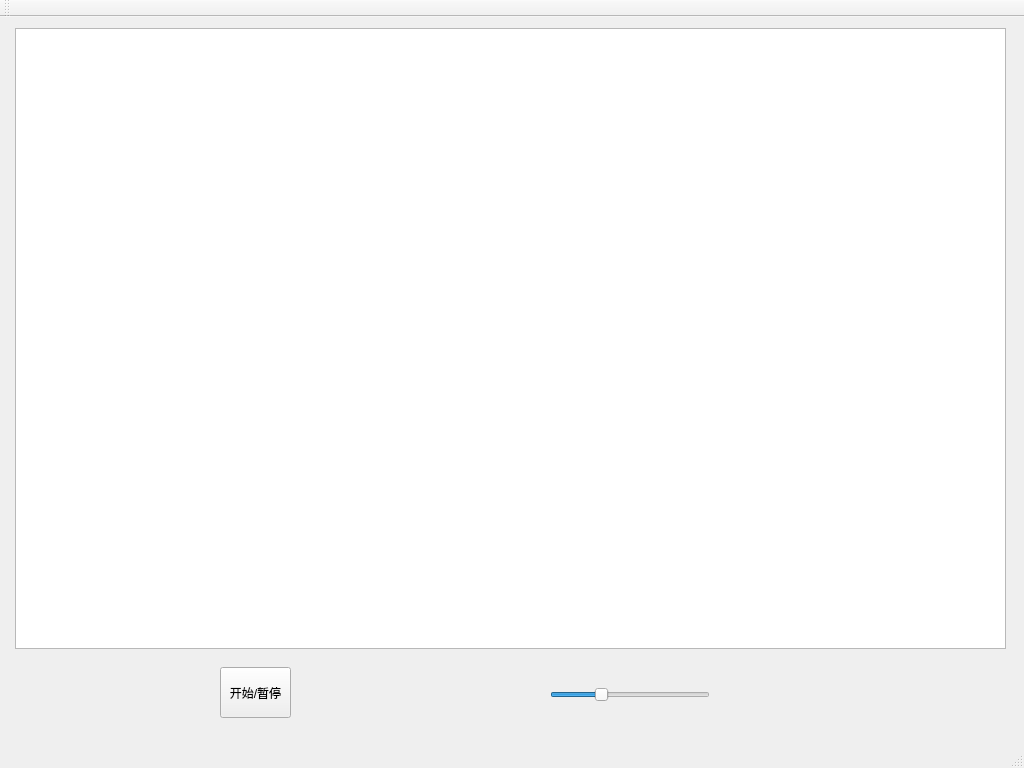
U5TCC55H/Elevator, file mainwindow.ui: the form before one commit.
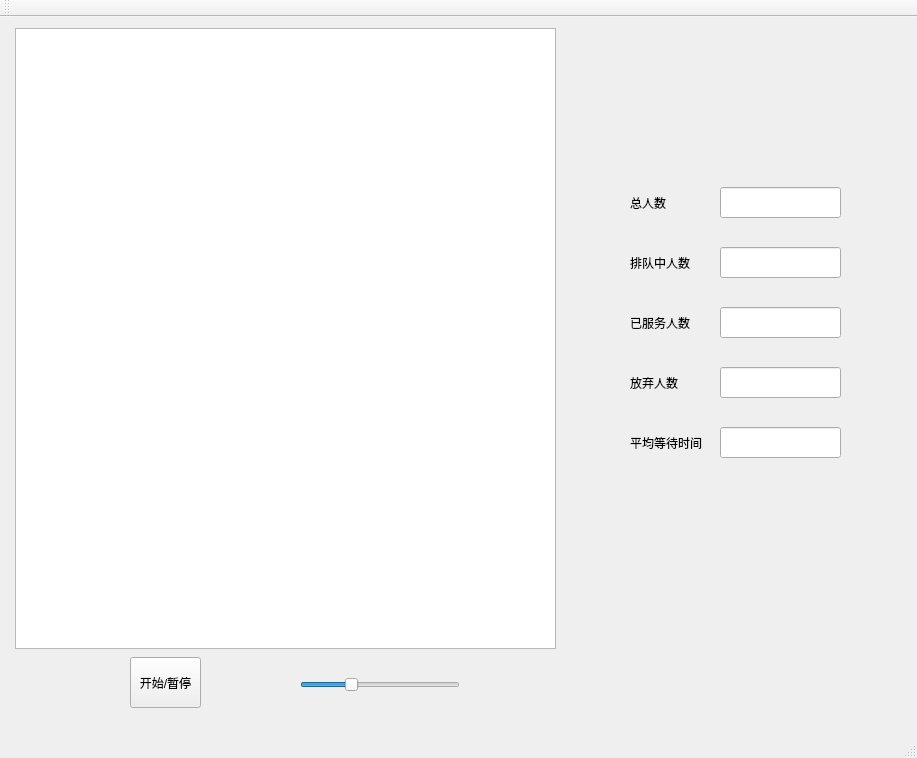
The form after the commit.

Patch:
```diff
--- a/mainwindow.ui
+++ b/mainwindow.ui
@@ -6,8 +6,8 @@
    <rect>
     <x>0</x>
     <y>0</y>
-    <width>1024</width>
-    <height>768</height>
+    <width>917</width>
+    <height>758</height>
    </rect>
   </property>
   <property name="sizePolicy">
@@ -18,8 +18,8 @@
   </property>
   <property name="minimumSize">
    <size>
-    <width>1024</width>
-    <height>768</height>
+    <width>0</width>
+    <height>0</height>
    </size>
   </property>
   <property name="maximumSize">
@@ -37,7 +37,7 @@
      <rect>
       <x>15</x>
       <y>11</y>
-      <width>991</width>
+      <width>541</width>
       <height>621</height>
      </rect>
     </property>
@@ -45,8 +45,8 @@
    <widget class="QPushButton" name="pushButtonSwitch">
     <property name="geometry">
      <rect>
-      <x>220</x>
-      <y>650</y>
+      <x>130</x>
+      <y>640</y>
       <width>71</width>
       <height>51</height>
      </rect>
@@ -58,8 +58,8 @@
    <widget class="QSlider" name="horizontalSliderSpeed">
     <property name="geometry">
      <rect>
-      <x>550</x>
-      <y>670</y>
+      <x>300</x>
+      <y>660</y>
       <width>160</width>
       <height>16</height>
      </rect>
@@ -83,6 +83,151 @@
      <bool>false</bool>
     </property>
    </widget>
+   <widget class="QLabel" name="label">
+    <property name="geometry">
+     <rect>
+      <x>630</x>
+      <y>160</y>
+      <width>111</width>
+      <height>51</height>
+     </rect>
+    </property>
+    <property name="text">
+     <string>总人数</string>
+    </property>
+   </widget>
+   <widget class="QLabel" name="label_2">
+    <property name="geometry">
+     <rect>
+      <x>630</x>
+      <y>220</y>
+      <width>111</width>
+      <height>51</height>
+     </rect>
+    </property>
+    <property name="text">
+     <string>排队中人数</string>
+    </property>
+   </widget>
+   <widget class="QLabel" name="label_3">
+    <property name="geometry">
+     <rect>
+      <x>630</x>
+      <y>280</y>
+      <width>111</width>
+      <height>51</height>
+     </rect>
+    </property>
+    <property name="text">
+     <string>已服务人数</string>
+    </property>
+   </widget>
+   <widget class="QLabel" name="label_4">
+    <property name="geometry">
+     <rect>
+      <x>630</x>
+      <y>340</y>
+      <width>111</width>
+      <height>51</height>
+     </rect>
+    </property>
+    <property name="text">
+     <string>放弃人数</string>
+    </property>
+   </widget>
+   <widget class="QLabel" name="label_5">
+    <property name="geometry">
+     <rect>
+      <x>630</x>
+      <y>400</y>
+      <width>111</width>
+      <height>51</height>
+     </rect>
+    </property>
+    <property name="text">
+     <string>平均等待时间</string>
+    </property>
+   </widget>
+   <widget class="QLineEdit" name="lineEdit">
+    <property name="geometry">
+     <rect>
+      <x>720</x>
+      <y>170</y>
+      <width>121</width>
+      <height>31</height>
+     </rect>
+    </property>
+    <property name="alignment">
+     <set>Qt::AlignRight|Qt::AlignTrailing|Qt::AlignVCenter</set>
+    </property>
+    <property name="readOnly">
+     <bool>true</bool>
+    </property>
+   </widget>
+   <widget class="QLineEdit" name="lineEdit_2">
+    <property name="geometry">
+     <rect>
+      <x>720</x>
+      <y>230</y>
+      <width>121</width>
+      <height>31</height>
+     </rect>
+    </property>
+    <property name="alignment">
+     <set>Qt::AlignRight|Qt::AlignTrailing|Qt::AlignVCenter</set>
+    </property>
+    <property name="readOnly">
+     <bool>true</bool>
+    </property>
+   </widget>
+   <widget class="QLineEdit" name="lineEdit_3">
+    <property name="geometry">
+     <rect>
+      <x>720</x>
+      <y>290</y>
+      <width>121</width>
+      <height>31</height>
+     </rect>
+    </property>
+    <property name="alignment">
+     <set>Qt::AlignRight|Qt::AlignTrailing|Qt::AlignVCenter</set>
+    </property>
+    <property name="readOnly">
+     <bool>true</bool>
+    </property>
+   </widget>
+   <widget class="QLineEdit" name="lineEdit_4">
+    <property name="geometry">
+     <rect>
+      <x>720</x>
+      <y>350</y>
+      <width>121</width>
+      <height>31</height>
+     </rect>
+    </property>
+    <property name="alignment">
+     <set>Qt::AlignRight|Qt::AlignTrailing|Qt::AlignVCenter</set>
+    </property>
+    <property name="readOnly">
+     <bool>true</bool>
+    </property>
+   </widget>
+   <widget class="QLineEdit" name="lineEdit_5">
+    <property name="geometry">
+     <rect>
+      <x>720</x>
+      <y>410</y>
+      <width>121</width>
+      <height>31</height>
+     </rect>
+    </property>
+    <property name="alignment">
+     <set>Qt::AlignRight|Qt::AlignTrailing|Qt::AlignVCenter</set>
+    </property>
+    <property name="readOnly">
+     <bool>true</bool>
+    </property>
+   </widget>
   </widget>
   <widget class="QMenuBar" name="menuBar">
    <property name="geometry">
```
Left out of the diff: 2 changed lines with no effect on the pictures.
